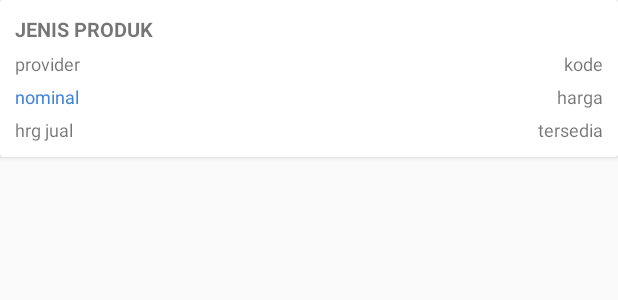
After one commit to faozi07/hpulsa, an Android app: the layout list_harga_produk.xml on its own in the app's theme, with its tools: preview values and no code run, on a phone screen of 412 x 824 dp. The commit adds this screen. Shown: the top 300 px of the screen. Run offline under Robolectric (Android 15) with nearby library versions, the phone set to English and light mode, and no system bars.

Commit message:
fix fitur harga

```diff
--- a/app/src/main/AndroidManifest.xml
+++ b/app/src/main/AndroidManifest.xml
@@ -58,7 +58,8 @@
         <activity android:name=".activity.navigasi.Profil" />
         <activity android:name=".activity.navigasi.Verifikasi" />
         <activity android:name=".activity.TrialHabis" />
-        <activity android:name=".activity.navigasi.BuatTestimoni"></activity>
+        <activity android:name=".activity.navigasi.BuatTestimoni" />
+        <activity android:name=".activity.navigasi.HargaProduct"></activity>
     </application>
 
 </manifest>
--- a/app/src/main/java/android/hpulsa/com/hpulsanew/activity/navigasi/MenuUtama.java
+++ b/app/src/main/java/android/hpulsa/com/hpulsanew/activity/navigasi/MenuUtama.java
@@ -303,6 +303,7 @@ public class MenuUtama extends AppCompatActivity {
                     case 8:
                         break;
                     case 9:
+                        startActivity(new Intent(MenuUtama.this, HargaProduct.class));
                         break;
                     case 10:
                         startActivity(new Intent(MenuUtama.this, Testimoni.class));
--- /dev/null
+++ b/app/src/main/res/layout/list_harga_produk.xml
@@ -0,0 +1,88 @@
+<?xml version="1.0" encoding="utf-8"?>
+<android.support.v7.widget.CardView xmlns:android="http://schemas.android.com/apk/res/android"
+    android:id="@+id/cardView"
+    android:layout_width="match_parent"
+    android:layout_height="wrap_content"
+    android:orientation="vertical">
+
+    <LinearLayout
+        android:id="@+id/layItemListView"
+        android:layout_width="match_parent"
+        android:layout_height="wrap_content"
+        android:layout_margin="10dp"
+        android:orientation="vertical">
+        <TextView
+            android:id="@+id/tJnsProduk"
+            android:layout_width="wrap_content"
+            android:layout_height="wrap_content"
+            android:text="Jenis Produk"
+            android:textAllCaps="true"
+            android:textStyle="bold"
+            android:textSize="13dp" />
+        <RelativeLayout
+            android:layout_width="match_parent"
+            android:layout_height="wrap_content"
+            android:layout_marginTop="5dp">
+
+            <TextView
+                android:id="@+id/tProvider"
+                android:layout_width="wrap_content"
+                android:layout_height="wrap_content"
+                android:text="provider"
+                android:textSize="12dp" />
+
+            <TextView
+                android:id="@+id/tKodeProduk"
+                android:layout_width="wrap_content"
+                android:layout_height="wrap_content"
+                android:layout_alignParentRight="true"
+                android:text="kode"
+                android:textSize="12dp" />
+        </RelativeLayout>
+
+        <RelativeLayout
+            android:layout_width="match_parent"
+            android:layout_height="wrap_content"
+            android:layout_marginTop="5dp">
+
+            <TextView
+                android:id="@+id/tNomProduk"
+                android:layout_width="wrap_content"
+                android:layout_height="wrap_content"
+                android:text="nominal"
+                android:textColor="@color/blue"
+                android:textSize="12dp" />
+
+            <TextView
+                android:id="@+id/tHrgProduk"
+                android:layout_width="wrap_content"
+                android:layout_height="wrap_content"
+                android:layout_alignParentRight="true"
+                android:text="harga"
+                android:textSize="12dp" />
+        </RelativeLayout>
+
+        <RelativeLayout
+            android:layout_width="match_parent"
+            android:layout_height="wrap_content"
+            android:layout_marginTop="5dp">
+
+            <TextView
+                android:id="@+id/tHrgJual"
+                android:layout_width="wrap_content"
+                android:layout_height="wrap_content"
+                android:text="hrg jual"
+                android:textSize="12dp" />
+
+            <TextView
+                android:id="@+id/tStok"
+                android:layout_width="wrap_content"
+                android:layout_height="wrap_content"
+                android:layout_alignParentRight="true"
+                android:text="tersedia"
+                android:textSize="12dp" />
+        </RelativeLayout>
+
+    </LinearLayout>
+
+</android.support.v7.widget.CardView>
```
Also changed, not shown: app/src/main/java/android/hpulsa/com/hpulsanew/API/hPulsaAPI.java (+16 -0 lines), app/src/main/java/android/hpulsa/com/hpulsanew/activity/navigasi/HargaProduct.java (added, +181 -0 lines), app/src/main/java/android/hpulsa/com/hpulsanew/adapter/HargaProdukAdapter.java (added, +152 -0 lines), app/src/main/java/android/hpulsa/com/hpulsanew/model/modHrgProduk.java (added, +71 -0 lines), app/src/main/res/layout/dialog_filter_harga_produk.xml (added, +52 -0 lines), app/src/main/res/layout/harga_product.xml (added, +51 -0 lines), app/src/main/res/values/strings.xml (+57 -0 lines).
